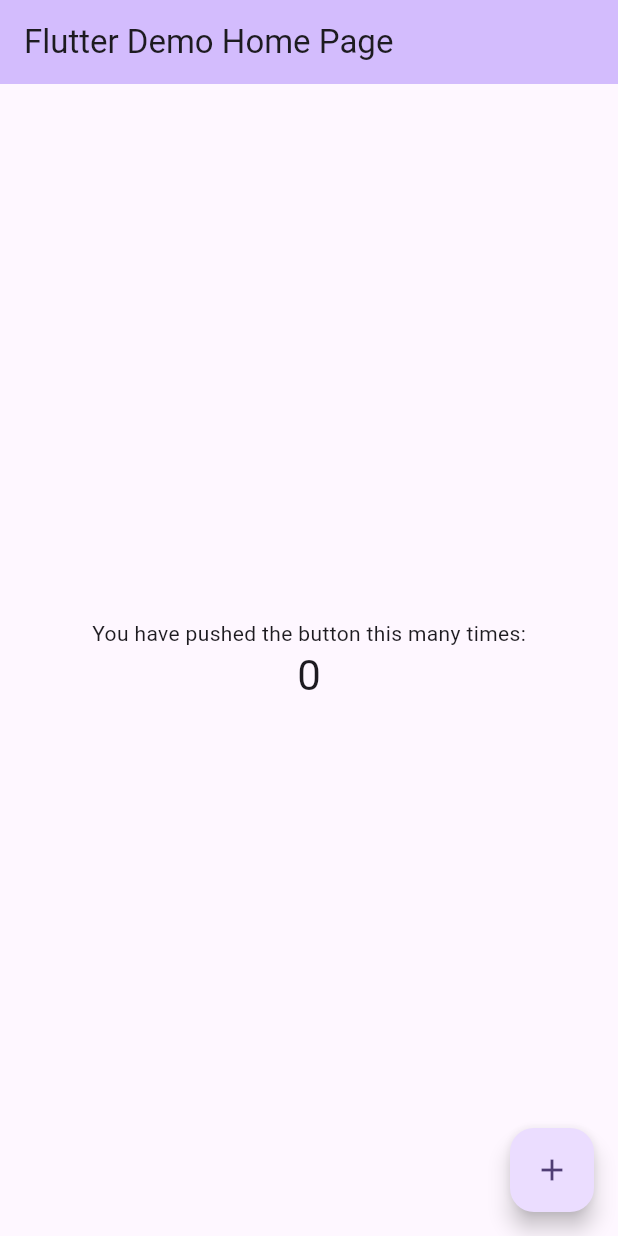
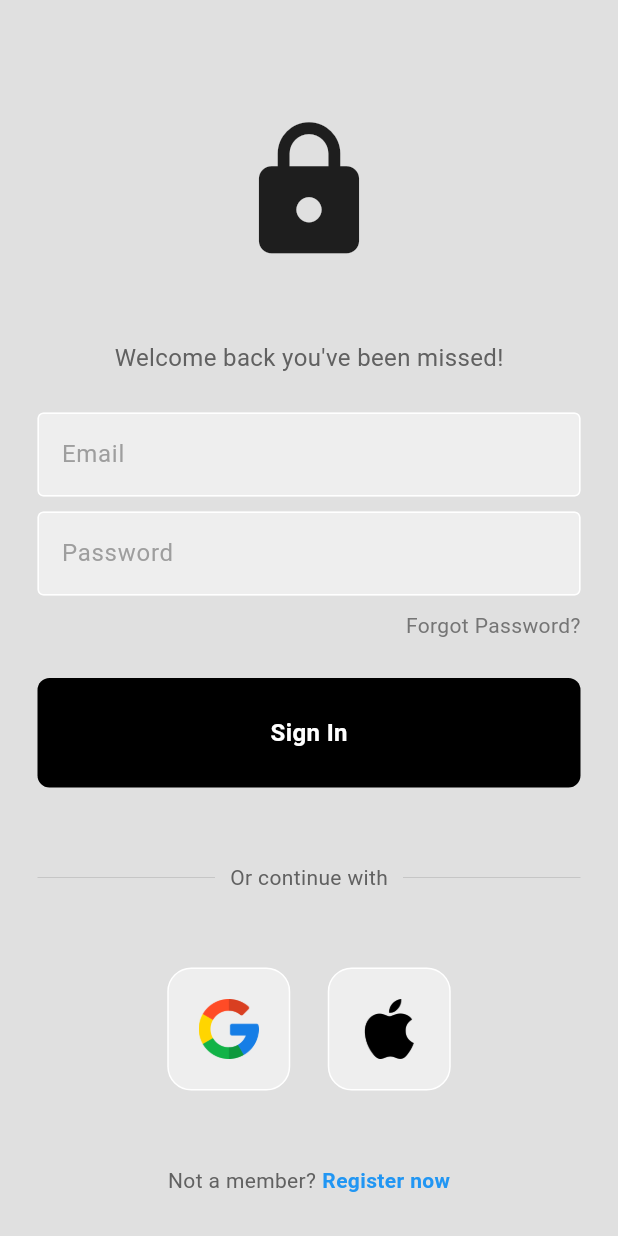
Before and after one commit to AdarshRawat1/Aid-Assist, a Flutter app: the screen it shows after launch, on a phone screen of 412 x 824 dp. Run offline on Flutter 3.47's test engine with Material 3 defaults, Android fonts, the phone set to English and light mode, and no system bars; our stand-ins replace firebase_auth, firebase_core; accounts and stored records are empty; generated files the repository leaves out were written again.

Commit message:
Initial Auth structure

```diff
--- /dev/null
+++ b/aid_employ/lib/components/my_button.dart
@@ -0,0 +1,32 @@
+import 'package:flutter/material.dart';
+
+class MyButton extends StatelessWidget {
+  final Function()? onTap;
+
+  const MyButton({super.key, required this.onTap});
+
+  @override
+  Widget build(BuildContext context) {
+    return GestureDetector(
+      onTap: onTap,
+      child: Container(
+        padding: const EdgeInsets.all(25),
+        margin: const EdgeInsets.symmetric(horizontal: 25),
+        decoration: BoxDecoration(
+          color: Colors.black,
+          borderRadius: BorderRadius.circular(8),
+        ),
+        child: const Center(
+          child: Text(
+            "Sign In",
+            style: TextStyle(
+              color: Colors.white,
+              fontWeight: FontWeight.bold,
+              fontSize: 16,
+            ),
+          ),
+        ),
+      ),
+    );
+  }
+}
--- /dev/null
+++ b/aid_employ/lib/components/my_textfield.dart
@@ -0,0 +1,36 @@
+import 'package:flutter/material.dart';
+
+class MyTextField extends StatelessWidget {
+  final controller;
+  final String hintText;
+  final bool obscureText;
+
+  const MyTextField({
+    super.key,
+    required this.controller,
+    required this.hintText,
+    required this.obscureText,
+  });
+
+  @override
+  Widget build(BuildContext context) {
+    return Padding(
+      padding: const EdgeInsets.symmetric(horizontal: 25.0),
+      child: TextField(
+        controller: controller,
+        obscureText: obscureText,
+        decoration: InputDecoration(
+            enabledBorder: const OutlineInputBorder(
+              borderSide: BorderSide(color: Colors.white),
+            ),
+            focusedBorder: OutlineInputBorder(
+              borderSide: BorderSide(color: Colors.grey.shade400),
+            ),
+            fillColor: Colors.grey.shade200,
+            filled: true,
+            hintText: hintText,
+            hintStyle: TextStyle(color: Colors.grey[500])),
+      ),
+    );
+  }
+}
--- /dev/null
+++ b/aid_employ/lib/components/square_tile.dart
@@ -0,0 +1,25 @@
+import 'package:flutter/material.dart';
+
+class SquareTile extends StatelessWidget {
+  final String imagePath;
+  const SquareTile({
+    super.key,
+    required this.imagePath,
+  });
+
+  @override
+  Widget build(BuildContext context) {
+    return Container(
+      padding: EdgeInsets.all(20),
+      decoration: BoxDecoration(
+        border: Border.all(color: Colors.white),
+        borderRadius: BorderRadius.circular(16),
+        color: Colors.grey[200],
+      ),
+      child: Image.asset(
+        imagePath,
+        height: 40,
+      ),
+    );
+  }
+}
--- a/aid_employ/lib/main.dart
+++ b/aid_employ/lib/main.dart
@@ -1,125 +1,24 @@
 import 'package:flutter/material.dart';
+import 'package:aid_employ/pages/auth_page.dart';
+import 'package:firebase_core/firebase_core.dart';
+import 'firebase_options.dart';
 
-void main() {
+void main() async {
+  WidgetsFlutterBinding.ensureInitialized();
+  await Firebase.initializeApp(
+    options: DefaultFirebaseOptions.currentPlatform,
+  );
   runApp(const MyApp());
 }
 
 class MyApp extends StatelessWidget {
   const MyApp({super.key});
 
-  // This widget is the root of your application.
   @override
   Widget build(BuildContext context) {
-    return MaterialApp(
-      title: 'Flutter Demo',
-      theme: ThemeData(
-        // This is the theme of your application.
-        //
-        // TRY THIS: Try running your application with "flutter run". You'll see
-        // the application has a purple toolbar. Then, without quitting the app,
-        // try changing the seedColor in the colorScheme below to Colors.green
-        // and then invoke "hot reload" (save your changes or press the "hot
-        // reload" button in a Flutter-supported IDE, or press "r" if you used
-        // the command line to start the app).
-        //
-        // Notice that the counter didn't reset back to zero; the application
-        // state is not lost during the reload. To reset the state, use hot
-        // restart instead.
-        //
-        // This works for code too, not just values: Most code changes can be
-        // tested with just a hot reload.
-        colorScheme: ColorScheme.fromSeed(seedColor: Colors.deepPurple),
-        useMaterial3: true,
-      ),
-      home: const MyHomePage(title: 'Flutter Demo Home Page'),
+    return const MaterialApp(
+      debugShowCheckedModeBanner: false,
+      home: AuthPage(),
     );
   }
 }
-
-class MyHomePage extends StatefulWidget {
-  const MyHomePage({super.key, required this.title});
-
-  // This widget is the home page of your application. It is stateful, meaning
-  // that it has a State object (defined below) that contains fields that affect
-  // how it looks.
-
-  // This class is the configuration for the state. It holds the values (in this
-  // case the title) provided by the parent (in this case the App widget) and
-  // used by the build method of the State. Fields in a Widget subclass are
-  // always marked "final".
-
-  final String title;
-
-  @override
-  State<MyHomePage> createState() => _MyHomePageState();
-}
-
-class _MyHomePageState extends State<MyHomePage> {
-  int _counter = 0;
-
-  void _incrementCounter() {
-    setState(() {
-      // This call to setState tells the Flutter framework that something has
-      // changed in this State, which causes it to rerun the build method below
-      // so that the display can reflect the updated values. If we changed
-      // _counter without calling setState(), then the build method would not be
-      // called again, and so nothing would appear to happen.
-      _counter++;
-    });
-  }
-
-  @override
-  Widget build(BuildContext context) {
-    // This method is rerun every time setState is called, for instance as done
-    // by the _incrementCounter method above.
-    //
-    // The Flutter framework has been optimized to make rerunning build methods
-    // fast, so that you can just rebuild anything that needs updating rather
-    // than having to individually change instances of widgets.
-    return Scaffold(
-      appBar: AppBar(
-        // TRY THIS: Try changing the color here to a specific color (to
-        // Colors.amber, perhaps?) and trigger a hot reload to see the AppBar
-        // change color while the other colors stay the same.
-        backgroundColor: Theme.of(context).colorScheme.inversePrimary,
-        // Here we take the value from the MyHomePage object that was created by
-        // the App.build method, and use it to set our appbar title.
-        title: Text(widget.title),
-      ),
-      body: Center(
-        // Center is a layout widget. It takes a single child and positions it
-        // in the middle of the parent.
-        child: Column(
-          // Column is also a layout widget. It takes a list of children and
-          // arranges them vertically. By default, it sizes itself to fit its
-          // children horizontally, and tries to be as tall as its parent.
-          //
-          // Column has various properties to control how it sizes itself and
-          // how it positions its children. Here we use mainAxisAlignment to
-          // center the children vertically; the main axis here is the vertical
-          // axis because Columns are vertical (the cross axis would be
-          // horizontal).
-          //
-          // TRY THIS: Invoke "debug painting" (choose the "Toggle Debug Paint"
-          // action in the IDE, or press "p" in the console), to see the
-          // wireframe for each widget.
-          mainAxisAlignment: MainAxisAlignment.center,
-          children: <Widget>[
-            const Text(
-              'You have pushed the button this many times:',
-            ),
-            Text(
-              '$_counter',
-              style: Theme.of(context).textTheme.headlineMedium,
-            ),
-          ],
-        ),
-      ),
-      floatingActionButton: FloatingActionButton(
-        onPressed: _incrementCounter,
-        tooltip: 'Increment',
-        child: const Icon(Icons.add),
-      ), // This trailing comma makes auto-formatting nicer for build methods.
-    );
-  }
-}
--- /dev/null
+++ b/aid_employ/lib/pages/auth_page.dart
@@ -0,0 +1,28 @@
+import 'package:firebase_auth/firebase_auth.dart';
+import 'package:flutter/material.dart';
+import 'package:aid_employ/pages/login_page.dart';
+import 'home_page.dart';
+
+class AuthPage extends StatelessWidget {
+  const AuthPage({super.key});
+
+  @override
+  Widget build(BuildContext context) {
+    return Scaffold(
+      body: StreamBuilder<User?>(
+        stream: FirebaseAuth.instance.authStateChanges(),
+        builder: (context, snapshot) {
+          // user is logged in
+          if (snapshot.hasData) {
+            return HomePage();
+          }
+
+          // user is NOT logged in
+          else {
+            return LoginPage();
+          }
+        },
+      ),
+    );
+  }
+}
--- /dev/null
+++ b/aid_employ/lib/pages/home_page.dart
@@ -0,0 +1,34 @@
+import 'package:firebase_auth/firebase_auth.dart';
+import 'package:flutter/material.dart';
+
+class HomePage extends StatelessWidget {
+  HomePage({super.key});
+
+  final user = FirebaseAuth.instance.currentUser!;
+
+  // sign user out method
+  void signUserOut() {
+    FirebaseAuth.instance.signOut();
+  }
+
+  @override
+  Widget build(BuildContext context) {
+    return Scaffold(
+      backgroundColor: Colors.grey[300],
+      appBar: AppBar(
+        backgroundColor: Colors.grey[900],
+        actions: [
+          IconButton(
+            onPressed: signUserOut,
+            icon: Icon(Icons.logout),
+          )
+        ],
+      ),
+      body: Center(
+          child: Text(
+        "LOGGED IN AS: " + user.email!,
+        style: TextStyle(fontSize: 20),
+      )),
+    );
+  }
+}
--- /dev/null
+++ b/aid_employ/lib/pages/login_page.dart
@@ -0,0 +1,233 @@
+import 'package:firebase_auth/firebase_auth.dart';
+import 'package:flutter/material.dart';
+import 'package:aid_employ/components/my_button.dart';
+import 'package:aid_employ/components/my_textfield.dart';
+import 'package:aid_employ/components/square_tile.dart';
+
+class LoginPage extends StatefulWidget {
+  LoginPage({super.key});
+
+  @override
+  State<LoginPage> createState() => _LoginPageState();
+}
+
+class _LoginPageState extends State<LoginPage> {
+  // text editing controllers
+  final emailController = TextEditingController();
+  final passwordController = TextEditingController();
+
+  // sign user in method
+  void signUserIn() async {
+    // show loading circle
+    showDialog(
+      context: context,
+      builder: (context) {
+        return const Center(
+          child: CircularProgressIndicator(),
+        );
+      },
+    );
+
+    // try sign in
+    try {
+      await FirebaseAuth.instance.signInWithEmailAndPassword(
+        email: emailController.text,
+        password: passwordController.text,
+      );
+      // pop the loading circle
+      Navigator.pop(context);
+    } on FirebaseAuthException catch (e) {
+      // pop the loading circle
+      Navigator.pop(context);
+      // WRONG EMAIL
+      if (e.code == 'user-not-found') {
+        // show error to user
+        wrongEmailMessage();
+      }
+
+      // WRONG PASSWORD
+      else if (e.code == 'wrong-password') {
+        // show error to user
+        wrongPasswordMessage();
+      }
+    }
+  }
+
+  // wrong email message popup
+  void wrongEmailMessage() {
+    showDialog(
+      context: context,
+      builder: (context) {
+        return const AlertDialog(
+          backgroundColor: Colors.deepPurple,
+          title: Center(
+            child: Text(
+              'Incorrect Email',
+              style: TextStyle(color: Colors.white),
+            ),
+          ),
+        );
+      },
+    );
+  }
+
+  // wrong password message popup
+  void wrongPasswordMessage() {
+    showDialog(
+      context: context,
+      builder: (context) {
+        return const AlertDialog(
+          backgroundColor: Colors.deepPurple,
+          title: Center(
+            child: Text(
+              'Incorrect Password',
+              style: TextStyle(color: Colors.white),
+            ),
+          ),
+        );
+      },
+    );
+  }
+
+  @override
+  Widget build(BuildContext context) {
+    return Scaffold(
+      backgroundColor: Colors.grey[300],
+      body: SafeArea(
+        child: Center(
+          child: Column(
+            mainAxisAlignment: MainAxisAlignment.center,
+            children: [
+              const SizedBox(height: 50),
+
+              // logo
+              const Icon(
+                Icons.lock,
+                size: 100,
+              ),
+
+              const SizedBox(height: 50),
+
+              // welcome back, you've been missed!
+              Text(
+                'Welcome back you\'ve been missed!',
+                style: TextStyle(
+                  color: Colors.grey[700],
+                  fontSize: 16,
+                ),
+              ),
+
+              const SizedBox(height: 25),
+
+              // email textfield
+              MyTextField(
+                controller: emailController,
+                hintText: 'Email',
+                obscureText: false,
+              ),
+
+              const SizedBox(height: 10),
+
+              // password textfield
+              MyTextField(
+                controller: passwordController,
+                hintText: 'Password',
+                obscureText: true,
+              ),
+
+              const SizedBox(height: 10),
+
+              // forgot password?
+              Padding(
+                padding: const EdgeInsets.symmetric(horizontal: 25.0),
+                child: Row(
+                  mainAxisAlignment: MainAxisAlignment.end,
+                  children: [
+                    Text(
+                      'Forgot Password?',
+                      style: TextStyle(color: Colors.grey[600]),
+                    ),
+                  ],
+                ),
+              ),
+
+              const SizedBox(height: 25),
+
+              // sign in button
+              MyButton(
+                onTap: signUserIn,
+              ),
+
+              const SizedBox(height: 50),
+
+              // or continue with
+              Padding(
+                padding: const EdgeInsets.symmetric(horizontal: 25.0),
+                child: Row(
+                  children: [
+                    Expanded(
+                      child: Divider(
+                        thickness: 0.5,
+                        color: Colors.grey[400],
+                      ),
+                    ),
+                    Padding(
+                      padding: const EdgeInsets.symmetric(horizontal: 10.0),
+                      child: Text(
+                        'Or continue with',
+                        style: TextStyle(color: Colors.grey[700]),
+                      ),
+                    ),
+                    Expanded(
+                      child: Divider(
+                        thickness: 0.5,
+                        color: Colors.grey[400],
+                      ),
+                    ),
+                  ],
+                ),
+              ),
+
+              const SizedBox(height: 50),
+
+              // google + apple sign in buttons
+              Row(
+                mainAxisAlignment: MainAxisAlignment.center,
+                children: const [
+                  // google button
+                  SquareTile(imagePath: 'lib/images/google.png'),
+
+                  SizedBox(width: 25),
+
+                  // apple button
+                  SquareTile(imagePath: 'lib/images/apple.png')
+                ],
+              ),
+
+              const SizedBox(height: 50),
+
+              // not a member? register now
+              Row(
+                mainAxisAlignment: MainAxisAlignment.center,
+                children: [
+                  Text(
+                    'Not a member?',
+                    style: TextStyle(color: Colors.grey[700]),
+                  ),
+                  const SizedBox(width: 4),
+                  const Text(
+                    'Register now',
+                    style: TextStyle(
+                      color: Colors.blue,
+                      fontWeight: FontWeight.bold,
+                    ),
+                  ),
+                ],
+              )
+            ],
+          ),
+        ),
+      ),
+    );
+  }
+}
```
Also changed, not shown: aid_employ/pubspec.yaml (+5 -3 lines), aid_employ/lib/images/apple.png (added), aid_employ/lib/images/google.png (added), aid_employ/pubspec.lock, 2 other files.
